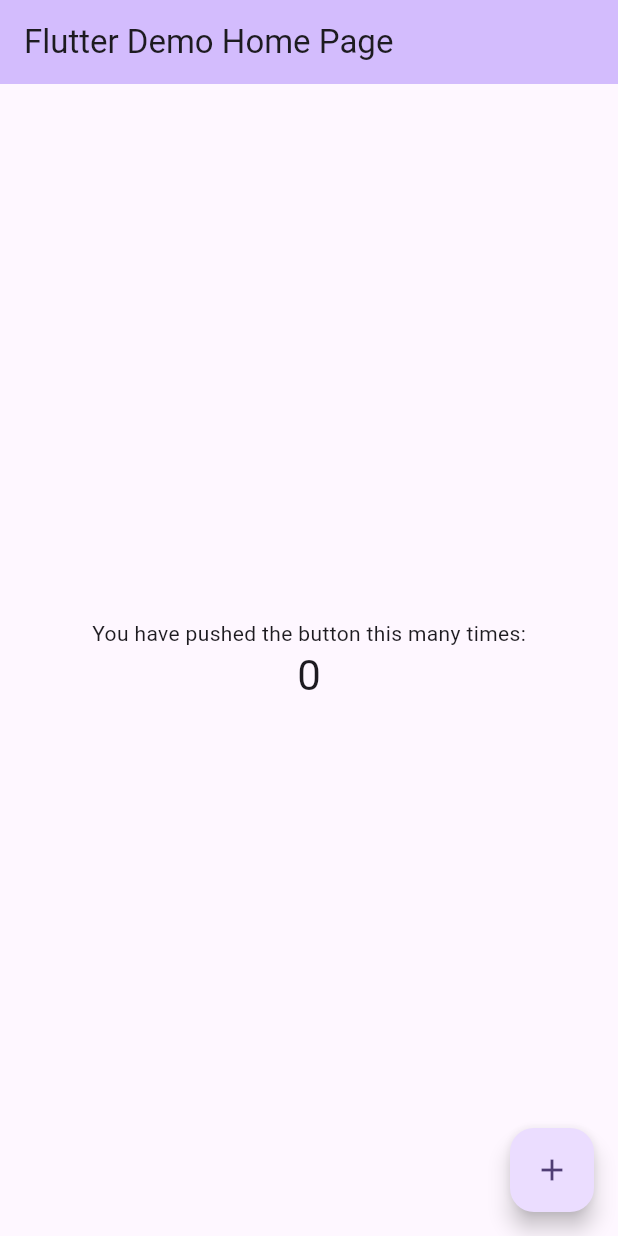
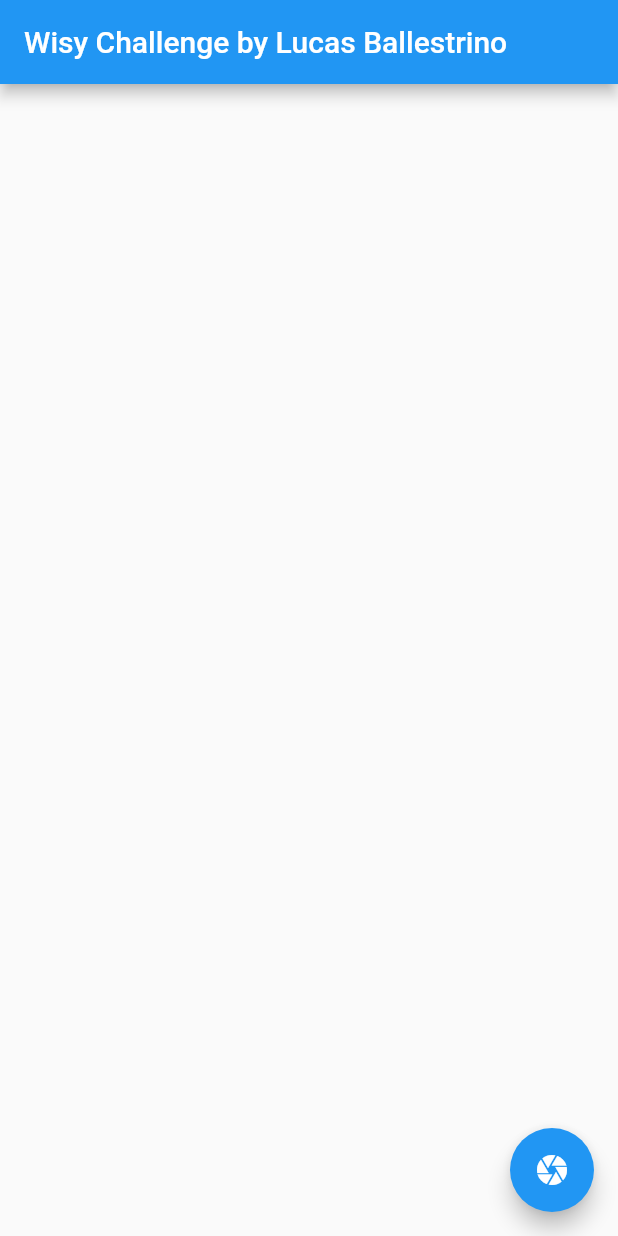
Before and after one commit to LucasBallestrino/wisyChallengeLucasBallestrino, a Flutter app: the screen it shows after launch, on a phone screen of 412 x 824 dp. Run offline on Flutter 3.47's test engine with Material 2 defaults, Android fonts, the phone set to English and light mode, and no system bars; our stand-ins replace cloud_firestore, firebase_core, firebase_storage, flutter_riverpod; missing offline and left inert: camerawesome; accounts and stored records are empty.

Commit message:
challenge finished

```diff
--- /dev/null
+++ b/lib/app/screens/home/home.dart
@@ -0,0 +1,77 @@
+import 'package:flutter/material.dart';
+import 'package:flutter_riverpod/flutter_riverpod.dart';
+import 'package:wisy_challenge/app/screens/home/providers.dart';
+
+class HomeScreen extends ConsumerStatefulWidget {
+  const HomeScreen({super.key});
+
+  @override
+  HomeScreenState createState() => HomeScreenState();
+}
+
+class HomeScreenState extends ConsumerState<HomeScreen> {
+  @override
+  Widget build(BuildContext context) {
+    return Scaffold(
+      appBar: AppBar(
+        title: const Text('Wisy Challenge by Lucas Ballestrino'),
+      ),
+      floatingActionButton: FloatingActionButton(
+        child: const Icon(Icons.camera),
+        onPressed: () {
+          Navigator.pushNamed(context, '/camera');
+        },
+      ),
+      body: FutureBuilder(
+          future: ref.watch(databaseProvider)!.getImages(),
+          builder: (context, snapShot) {
+            if (snapShot.connectionState == ConnectionState.waiting) {
+              return const Center(child: CircularProgressIndicator());
+            } else if (snapShot.connectionState == ConnectionState.done) {
+              return RefreshIndicator(
+                onRefresh: () async {
+                  setState(() {});
+                },
+                child: GridView.builder(
+                  itemCount: snapShot.data!
+                      .map(
+                        (e) => Column(
+                          children: [
+                            Image.network(e.url),
+                            Text(e.timeStamp),
+                          ],
+                        ),
+                      )
+                      .toList()
+                      .length,
+                  gridDelegate: const SliverGridDelegateWithFixedCrossAxisCount(
+                    childAspectRatio: 0.5,
+                      crossAxisCount: 3),
+                  itemBuilder: (context, index) {
+                    return snapShot.data!
+                        .map(
+                          (e) => Container(
+                            padding: const EdgeInsets.all(10),
+                            child: Column(
+                              children: [
+                                Image.network(e.url),
+                                Text(e.timeStamp),
+                              ],
+                            ),
+                          ),
+                        )
+                        .toList()[index];
+                  },
+                ),
+              );
+            }
+            return const Center(
+              child: Icon(
+                Icons.error,
+                color: Colors.red,
+              ),
+            );
+          }),
+    );
+  }
+}
--- /dev/null
+++ b/lib/app/screens/home/providers.dart
@@ -0,0 +1,7 @@
+import 'package:flutter_riverpod/flutter_riverpod.dart';
+import 'package:wisy_challenge/app/services/firestore_service.dart';
+
+
+final databaseProvider = Provider<FirestoreService?>((ref){
+  return FirestoreService();
+});
--- a/lib/main.dart
+++ b/lib/main.dart
@@ -1,125 +1,31 @@
+import 'package:firebase_core/firebase_core.dart';
 import 'package:flutter/material.dart';
+import 'package:flutter_riverpod/flutter_riverpod.dart';
+import 'package:wisy_challenge/app/screens/camera/camera_screen.dart';
+import 'package:wisy_challenge/app/screens/home/home.dart';
+import 'package:wisy_challenge/firebase_options.dart';
 
-void main() {
-  runApp(const MyApp());
+void main() async {
+  WidgetsFlutterBinding.ensureInitialized();
+  await Firebase.initializeApp(options: DefaultFirebaseOptions.currentPlatform);
+  runApp(const ProviderScope(child:MyApp()));
 }
 
-class MyApp extends StatelessWidget {
-  const MyApp({super.key});
+class MyApp extends ConsumerWidget {
+  const MyApp({Key? key}) : super(key: key);
 
-  // This widget is the root of your application.
   @override
-  Widget build(BuildContext context) {
+  Widget build(BuildContext context, WidgetRef ref) {
     return MaterialApp(
-      title: 'Flutter Demo',
-      theme: ThemeData(
-        // This is the theme of your application.
-        //
-        // TRY THIS: Try running your application with "flutter run". You'll see
-        // the application has a blue toolbar. Then, without quitting the app,
-        // try changing the seedColor in the colorScheme below to Colors.green
-        // and then invoke "hot reload" (save your changes or press the "hot
-        // reload" button in a Flutter-supported IDE, or press "r" if you used
-        // the command line to start the app).
-        //
-        // Notice that the counter didn't reset back to zero; the application
-        // state is not lost during the reload. To reset the state, use hot
-        // restart instead.
-        //
-        // This works for code too, not just values: Most code changes can be
-        // tested with just a hot reload.
-        colorScheme: ColorScheme.fromSeed(seedColor: Colors.deepPurple),
-        useMaterial3: true,
-      ),
-      home: const MyHomePage(title: 'Flutter Demo Home Page'),
+      debugShowCheckedModeBanner: false,
+      theme: ThemeData(primarySwatch: Colors.blue),
+      initialRoute: '/',
+      routes: {
+        // When navigating to the "/" route, build the FirstScreen widget.
+        '/': (context) => const HomeScreen(),
+        // When navigating to the "/second" route, build the SecondScreen widget.
+        '/camera': (context) => const CameraScreen(),
+      },
     );
   }
 }
-
-class MyHomePage extends StatefulWidget {
-  const MyHomePage({super.key, required this.title});
-
-  // This widget is the home page of your application. It is stateful, meaning
-  // that it has a State object (defined below) that contains fields that affect
-  // how it looks.
-
-  // This class is the configuration for the state. It holds the values (in this
-  // case the title) provided by the parent (in this case the App widget) and
-  // used by the build method of the State. Fields in a Widget subclass are
-  // always marked "final".
-
-  final String title;
-
-  @override
-  State<MyHomePage> createState() => _MyHomePageState();
-}
-
-class _MyHomePageState extends State<MyHomePage> {
-  int _counter = 0;
-
-  void _incrementCounter() {
-    setState(() {
-      // This call to setState tells the Flutter framework that something has
-      // changed in this State, which causes it to rerun the build method below
-      // so that the display can reflect the updated values. If we changed
-      // _counter without calling setState(), then the build method would not be
-      // called again, and so nothing would appear to happen.
-      _counter++;
-    });
-  }
-
-  @override
-  Widget build(BuildContext context) {
-    // This method is rerun every time setState is called, for instance as done
-    // by the _incrementCounter method above.
-    //
-    // The Flutter framework has been optimized to make rerunning build methods
-    // fast, so that you can just rebuild anything that needs updating rather
-    // than having to individually change instances of widgets.
-    return Scaffold(
-      appBar: AppBar(
-        // TRY THIS: Try changing the color here to a specific color (to
-        // Colors.amber, perhaps?) and trigger a hot reload to see the AppBar
-        // change color while the other colors stay the same.
-        backgroundColor: Theme.of(context).colorScheme.inversePrimary,
-        // Here we take the value from the MyHomePage object that was created by
-        // the App.build method, and use it to set our appbar title.
-        title: Text(widget.title),
-      ),
-      body: Center(
-        // Center is a layout widget. It takes a single child and positions it
-        // in the middle of the parent.
-        child: Column(
-          // Column is also a layout widget. It takes a list of children and
-          // arranges them vertically. By default, it sizes itself to fit its
-          // children horizontally, and tries to be as tall as its parent.
-          //
-          // Column has various properties to control how it sizes itself and
-          // how it positions its children. Here we use mainAxisAlignment to
-          // center the children vertically; the main axis here is the vertical
-          // axis because Columns are vertical (the cross axis would be
-          // horizontal).
-          //
-          // TRY THIS: Invoke "debug painting" (choose the "Toggle Debug Paint"
-          // action in the IDE, or press "p" in the console), to see the
-          // wireframe for each widget.
-          mainAxisAlignment: MainAxisAlignment.center,
-          children: <Widget>[
-            const Text(
-              'You have pushed the button this many times:',
-            ),
-            Text(
-              '$_counter',
-              style: Theme.of(context).textTheme.headlineMedium,
-            ),
-          ],
-        ),
-      ),
-      floatingActionButton: FloatingActionButton(
-        onPressed: _incrementCounter,
-        tooltip: 'Increment',
-        child: const Icon(Icons.add),
-      ), // This trailing comma makes auto-formatting nicer for build methods.
-    );
-  }
-}
```
Also changed, not shown: lib/app/screens/camera/camera_screen.dart (added, +75 -0 lines), lib/app/services/firestore_service.dart (added, +34 -0 lines), lib/app/utils/file_utils.dart (added, +14 -0 lines), lib/models/image_model.dart (added, +33 -0 lines), pubspec.yaml (+11 -65 lines), lib/firebase_options.dart (added), pubspec.lock, 7 other files.
